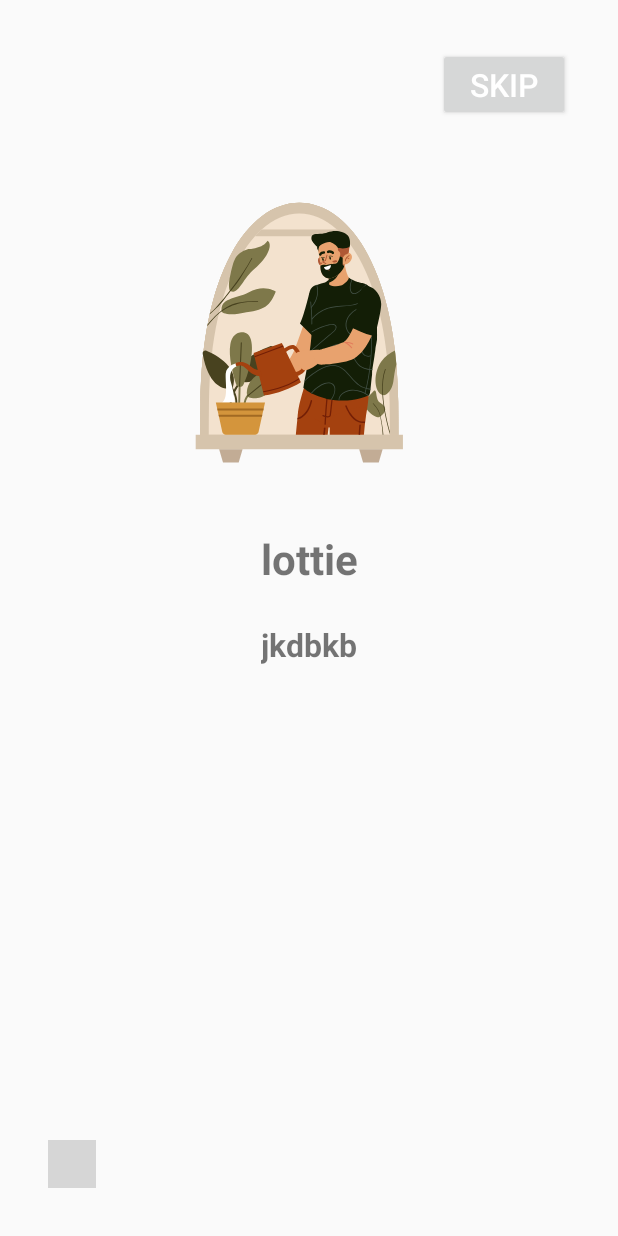
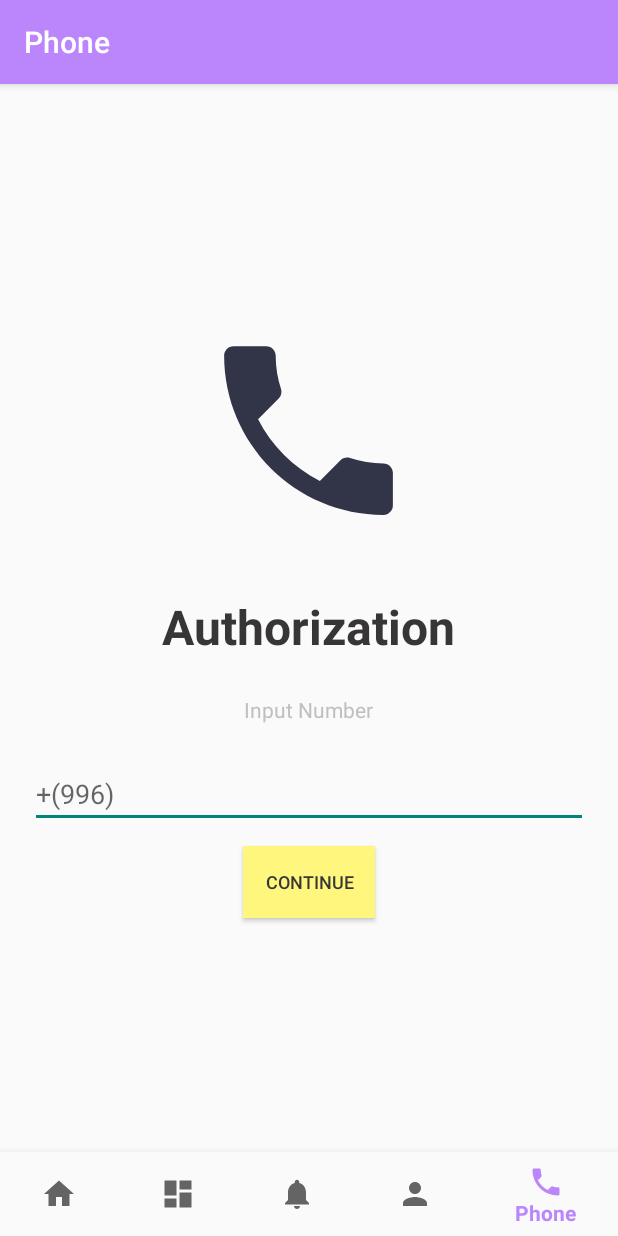
Before and after one commit to MilanaAnarbekova/NewsApp40, an Android app: the screen it shows after launch (MainActivity), on a phone screen of 412 x 824 dp. Run offline under Robolectric (Android 15) with nearby library versions, the phone set to English and light mode, and no system bars; our stand-ins replace Firebase (no records; nobody signed in at launch, a user with empty details on screens opened directly), Room's generated code, navigation-ui; plain views replace DotsIndicator; grey boxes are pictures that could not be loaded.

```diff
--- a/app/src/main/java/kg/geektech/newsapp40/MainActivity.java
+++ b/app/src/main/java/kg/geektech/newsapp40/MainActivity.java
@@ -19,6 +19,7 @@ import kg.geektech.newsapp40.databinding.ActivityMainBinding;
 public class MainActivity extends AppCompatActivity {
 
     private ActivityMainBinding binding;
+    private static Prefs prefs;
 
     @Override
     protected void onCreate(Bundle savedInstanceState) {
@@ -26,22 +27,23 @@ public class MainActivity extends AppCompatActivity {
 
         binding = ActivityMainBinding.inflate(getLayoutInflater());
         setContentView(binding.getRoot());
+        prefs= new Prefs(MainActivity.this);
 
         BottomNavigationView navView = findViewById(R.id.nav_view);
         // Passing each menu ID as a set of Ids because each
         // menu should be considered as top level destinations.
         AppBarConfiguration appBarConfiguration = new AppBarConfiguration.Builder(
-                R.id.navigation_home, R.id.navigation_dashboard, R.id.navigation_notifications)
+                R.id.navigation_home, R.id.navigation_dashboard, R.id.navigation_notifications,
+                R.id.phone_fragment)
                 .build();
         NavController navController = Navigation.findNavController(this, R.id.nav_host_fragment_activity_main);
         NavigationUI.setupActionBarWithNavController(this, navController, appBarConfiguration);
         NavigationUI.setupWithNavController(binding.navView, navController);
+        if( prefs.isBoardShow()){
+            navController.navigate(R.id.boardFragment);
+        }
 
-        navController.navigate(R.id.boardFragment);
-        navController.addOnDestinationChangedListener(new NavController.OnDestinationChangedListener() {
-            @Override
-            public void onDestinationChanged(@NonNull NavController controller, @NonNull NavDestination destination,
-                                             @Nullable Bundle arguments) {
+        navController.addOnDestinationChangedListener((controller, destination, arguments) -> {
             if(destination.getId() ==R.id.boardFragment){
                 navView.setVisibility(View.GONE);
                 getSupportActionBar().hide();
@@ -50,7 +52,6 @@ public class MainActivity extends AppCompatActivity {
                 getSupportActionBar().show();
             }
 
-            }
         });
     }
 
--- a/app/src/main/java/kg/geektech/newsapp40/Prefs.java
+++ b/app/src/main/java/kg/geektech/newsapp40/Prefs.java
@@ -12,7 +12,13 @@ public class Prefs {
         preferences = context.getSharedPreferences("settings", Context.MODE_PRIVATE);
 
     }
+    public void saveBoardState(){
+        preferences.edit().putBoolean("boardState", true).apply();
+    }
 
+    public boolean isBoardShow(){
+        return preferences.getBoolean("boardState",false);
+    }
     public  void saveNameState(String name){
         preferences.edit().putString("name",name).apply();
     }
--- /dev/null
+++ b/app/src/main/java/kg/geektech/newsapp40/phone/PhoneFragment.java
@@ -0,0 +1,169 @@
+package kg.geektech.newsapp40.phone;
+
+import android.os.Bundle;
+
+import androidx.annotation.NonNull;
+import androidx.annotation.Nullable;
+import androidx.fragment.app.Fragment;
+import androidx.lifecycle.ViewModelProvider;
+import androidx.navigation.NavController;
+import androidx.navigation.Navigation;
+
+import android.text.TextUtils;
+import android.util.Log;
+import android.view.LayoutInflater;
+import android.view.View;
+import android.view.ViewGroup;
+import android.widget.Toast;
+
+import com.google.android.gms.tasks.OnCompleteListener;
+import com.google.android.gms.tasks.Task;
+import com.google.firebase.FirebaseException;
+import com.google.firebase.FirebaseTooManyRequestsException;
+import com.google.firebase.auth.AuthResult;
+import com.google.firebase.auth.FirebaseAuth;
+import com.google.firebase.auth.FirebaseAuthInvalidCredentialsException;
+import com.google.firebase.auth.FirebaseUser;
+import com.google.firebase.auth.PhoneAuthCredential;
+import com.google.firebase.auth.PhoneAuthOptions;
+import com.google.firebase.auth.PhoneAuthProvider;
+import com.google.firebase.auth.PhoneAuthProvider.OnVerificationStateChangedCallbacks;
+
+import java.util.concurrent.Executor;
+import java.util.concurrent.TimeUnit;
+
+import kg.geektech.newsapp40.R;
+import kg.geektech.newsapp40.databinding.FragmentHomeBinding;
+import kg.geektech.newsapp40.databinding.FragmentPhoneBinding;
+import kg.geektech.newsapp40.ui.home.HomeViewModel;
+
+public class PhoneFragment extends Fragment {
+    private String mVerificationId;
+    private PhoneAuthProvider.ForceResendingToken mResendToken;
+    FirebaseAuth mAuth;
+    private FragmentPhoneBinding binding;
+    private PhoneAuthProvider.OnVerificationStateChangedCallbacks mCallbacks;
+
+    @Override
+    public View onCreateView(LayoutInflater inflater, ViewGroup container,
+                             Bundle savedInstanceState) {
+        binding = FragmentPhoneBinding.inflate(inflater, container, false);
+        return binding.getRoot();
+
+    }
+
+
+    @Override
+    public void onViewCreated(@NonNull View view, @Nullable Bundle savedInstanceState) {
+        super.onViewCreated(view, savedInstanceState);
+        init();
+        createCallBack();
+    }
+
+
+    private void init() {
+        mAuth = FirebaseAuth.getInstance();
+
+
+        binding.btnContinue.setOnClickListener(v -> {
+            String phone = binding.etNum.toString().trim();
+            if (TextUtils.isEmpty(phone)) {
+                binding.etNum.setError("Error Phone");
+            }else{
+                register(phone);
+                binding.btnContinue.setVisibility(View.INVISIBLE);
+                binding.etNum.setVisibility(View.INVISIBLE);
+                binding.etCode.setVisibility(View.VISIBLE);
+                binding.btnCode.setVisibility(View.VISIBLE);
+            }
+
+        });
+
+    }
+
+
+    private void register(String phoneNumber) {
+        PhoneAuthOptions options =
+                PhoneAuthOptions.newBuilder(mAuth)
+                        .setPhoneNumber(phoneNumber)       // Phone number to verify
+                        .setTimeout(60L, TimeUnit.SECONDS) // Timeout and unit
+                        .setActivity(requireActivity())                 // Activity (for callback binding)
+                        .setCallbacks(mCallbacks)          // OnVerificationStateChangedCallbacks
+                        .build();
+        PhoneAuthProvider.verifyPhoneNumber(options);
+
+    }
+
+    public void createCallBack(){
+        mCallbacks = new PhoneAuthProvider.OnVerificationStateChangedCallbacks() {
+
+            @Override
+            public void onVerificationCompleted(PhoneAuthCredential credential) {
+
+                Log.d("TAG", "onVerificationCompleted:" + credential);
+
+                signInWithPhoneAuthCredential(credential);
+            }
+
+            @Override
+            public void onVerificationFailed(FirebaseException e) {
+                e.printStackTrace();
+                Log.w("TAG", "onVerificationFailed", e);
+
+                if (e instanceof FirebaseAuthInvalidCredentialsException) {
+
+
+                } else if (e instanceof FirebaseTooManyRequestsException) {
+
+                }
+
+
+            }
+
+            @Override
+            public void onCodeSent(@NonNull String verificationId,
+                                   @NonNull PhoneAuthProvider.ForceResendingToken token) {
+                Log.d("TAG", "onCodeSent:" + verificationId);
+                binding.btnCode.setOnClickListener(new View.OnClickListener() {
+                    @Override
+                    public void onClick(View v) {
+                        initCode(verificationId);
+                    }
+                });
+            }
+        };
+    }
+
+    private void initCode(String verificationId) {
+        String code = binding.etCode.getText().toString();
+
+        if (TextUtils.isEmpty(code)) {
+            binding.etNum.setError("Error Code");
+        }
+        else {
+            PhoneAuthCredential credential = PhoneAuthProvider.getCredential(verificationId, code);
+            signInWithPhoneAuthCredential(credential);
+        }
+
+    }
+
+
+
+    private void signInWithPhoneAuthCredential(PhoneAuthCredential credential) {
+        mAuth.signInWithCredential(credential)
+                .addOnCompleteListener(requireActivity(), new OnCompleteListener<AuthResult>() {
+                    @Override
+                    public void onComplete(@NonNull Task<AuthResult> task) {
+                        if (task.isSuccessful()) {
+                          Navigation.findNavController(requireView()).navigate(R.id.boardFragment);
+                            FirebaseUser user = task.getResult().getUser();
+                        } else {
+                            binding.etCode.setError("error code");
+                            if (task.getException() instanceof FirebaseAuthInvalidCredentialsException) {
+                            }
+                        }
+                    }
+                });
+    }
+
+}
--- a/app/src/main/java/kg/geektech/newsapp40/ui/board/BoardFragment.java
+++ b/app/src/main/java/kg/geektech/newsapp40/ui/board/BoardFragment.java
@@ -17,7 +17,9 @@ import android.view.ViewGroup;
 import com.airbnb.lottie.LottieAnimationView;
 
 import java.util.ArrayList;
+import java.util.prefs.PreferenceChangeEvent;
 
+import kg.geektech.newsapp40.Prefs;
 import kg.geektech.newsapp40.R;
 import kg.geektech.newsapp40.databinding.FragmentBoardBinding;
 import kg.geektech.newsapp40.databinding.ItemBoardBinding;
@@ -27,7 +29,7 @@ public class BoardFragment extends Fragment {
     private FragmentBoardBinding binding;
     private ArrayList<ScreenItem> screenList = new ArrayList<>();
     private ScreenItem itemScreen;
-
+    private static Prefs prefs;
     @Override
     public void onCreate(Bundle savedInstanceState) {
         super.onCreate(savedInstanceState);
@@ -43,6 +45,7 @@ binding = FragmentBoardBinding.inflate(getLayoutInflater());
 
     @Override
     public void onViewCreated(@NonNull View view, @Nullable Bundle savedInstanceState) {
+        prefs = new Prefs(requireActivity());
         loadData();
         ViewPager2 viewPager = view.findViewById(R.id.view_pager);
 
@@ -67,6 +70,7 @@ binding = FragmentBoardBinding.inflate(getLayoutInflater());
         binding.skip.setOnClickListener(new View.OnClickListener() {
             @Override
             public void onClick(View v) {
+                prefs.saveBoardState();
                 navController.navigateUp();
             }
         });
--- /dev/null
+++ b/app/src/main/res/drawable/phone.xml
@@ -0,0 +1,5 @@
+<vector android:height="24dp" android:tint="#323548"
+    android:viewportHeight="24" android:viewportWidth="24"
+    android:width="24dp" xmlns:android="http://schemas.android.com/apk/res/android">
+    <path android:fillColor="@android:color/white" android:pathData="M6.62,10.79c1.44,2.83 3.76,5.14 6.59,6.59l2.2,-2.2c0.27,-0.27 0.67,-0.36 1.02,-0.24 1.12,0.37 2.33,0.57 3.57,0.57 0.55,0 1,0.45 1,1V20c0,0.55 -0.45,1 -1,1 -9.39,0 -17,-7.61 -17,-17 0,-0.55 0.45,-1 1,-1h3.5c0.55,0 1,0.45 1,1 0,1.25 0.2,2.45 0.57,3.57 0.11,0.35 0.03,0.74 -0.25,1.02l-2.2,2.2z"/>
+</vector>
--- a/app/src/main/res/layout/fragment_news.xml
+++ b/app/src/main/res/layout/fragment_news.xml
@@ -14,6 +14,12 @@
     android:inputType="textCapSentences"
     android:hint="Введите новость"
     />
+    <ProgressBar
+        android:id="@+id/progress_bar"
+        android:layout_width="40dp"
+        android:layout_height="40dp"
+        android:layout_gravity="center"
+        android:visibility="gone"/>
     <Button
         android:id="@+id/btn_save"
         android:layout_width="match_parent"
--- /dev/null
+++ b/app/src/main/res/layout/fragment_phone.xml
@@ -0,0 +1,71 @@
+<?xml version="1.0" encoding="utf-8"?>
+<LinearLayout xmlns:android="http://schemas.android.com/apk/res/android"
+    xmlns:app="http://schemas.android.com/apk/res-auto"
+    xmlns:tools="http://schemas.android.com/tools"
+    android:layout_width="match_parent"
+    android:layout_height="match_parent"
+    android:gravity="center"
+    android:orientation="vertical"
+    android:padding="20dp"
+    tools:context=".phone.PhoneFragment">
+
+    <ImageView
+        android:layout_width="150dp"
+        android:layout_height="150dp"
+        android:layout_marginBottom="34dp"
+        android:src="@drawable/phone" />
+
+    <TextView
+        android:id="@+id/tv_aut"
+        android:layout_width="wrap_content"
+        android:layout_height="wrap_content"
+        android:text="Authorization"
+        android:textColor="@color/dark_gray"
+        android:textSize="32dp"
+        android:textStyle="bold" />
+
+    <TextView
+        android:id="@+id/tv_input_num"
+        android:layout_width="wrap_content"
+        android:layout_height="wrap_content"
+        android:layout_marginTop="24dp"
+        android:text="@string/input_number"
+        android:textColor="@color/gray" />
+
+    <EditText
+        android:id="@+id/et_num"
+        android:layout_width="match_parent"
+        android:layout_height="wrap_content"
+        android:layout_marginTop="24dp"
+        android:hint="+(996)"
+        android:inputType="phone" />
+    <EditText
+        android:id="@+id/et_code"
+        android:layout_width="match_parent"
+        android:layout_height="wrap_content"
+        android:visibility="gone"
+        android:inputType="number"
+        android:hint="input code"/>
+
+<Button
+    android:id="@+id/btn_code"
+    android:layout_width="wrap_content"
+    android:layout_height="wrap_content"
+    android:hint="Verification"
+    android:textSize="12sp"
+    android:backgroundTint="@color/blue"
+    android:visibility="gone"/>
+
+
+    <Button
+        android:id="@+id/btn_continue"
+        android:layout_width="wrap_content"
+        android:layout_height="wrap_content"
+        android:layout_marginTop="12dp"
+        android:background="@color/yellow"
+        android:textSize="12sp"
+        android:text="continue"
+        android:textColor="@color/dark_gray" />
+
+
+</LinearLayout>
--- a/app/src/main/res/menu/bottom_nav_menu.xml
+++ b/app/src/main/res/menu/bottom_nav_menu.xml
@@ -19,5 +19,9 @@
         android:id="@+id/navigation_profile"
         android:icon="@drawable/ic_baseline_person_24"
         android:title="@string/fragment_person" />
+    <item
+        android:id="@+id/phone_fragment"
+        android:icon="@drawable/phone"
+        android:title="@string/fragment_phone" />
 
 </menu>
--- a/app/src/main/res/navigation/mobile_navigation.xml
+++ b/app/src/main/res/navigation/mobile_navigation.xml
@@ -3,7 +3,7 @@
     xmlns:app="http://schemas.android.com/apk/res-auto"
     xmlns:tools="http://schemas.android.com/tools"
     android:id="@+id/mobile_navigation"
-    app:startDestination="@+id/navigation_home">
+    app:startDestination="@+id/phone_fragment">
 
     <fragment
         android:id="@+id/navigation_home"
@@ -37,4 +37,14 @@
         android:name="kg.geektech.newsapp40.ui.board.BoardFragment"
         android:label="fragment_board"
         tools:layout="@layout/fragment_board" />
+
+    <fragment
+        android:id="@+id/phone_fragment"
+        android:name="kg.geektech.newsapp40.phone.PhoneFragment"
+        android:label="@string/fragment_phone"
+        tools:layout="@layout/fragment_phone" >
+
+
+    </fragment>
+
 </navigation>
--- a/app/src/main/res/values/colors.xml
+++ b/app/src/main/res/values/colors.xml
@@ -7,6 +7,8 @@
     <color name="teal_700">#FF018786</color>
     <color name="black">#FF000000</color>
     <color name="gray">#BFBFBF</color>
+    <color name="dark_gray">#373535</color>
     <color name="white">#FFFFFFFF</color>
     <color name="blue">#2196F3</color>
+    <color name="yellow">#FFF77D</color>
 </resources>
--- a/app/src/main/res/values/strings.xml
+++ b/app/src/main/res/values/strings.xml
@@ -4,6 +4,10 @@
     <string name="title_dashboard">Dashboard</string>
     <string name="title_notifications">Notifications</string>
     <string name="fragment_person">Person</string>
+    <string name="fragment_phone">Phone</string>
     <!-- TODO: Remove or change this placeholder text -->
     <string name="hello_blank_fragment">Hello blank fragment</string>
+    <string name="input_number">Input Number</string>
+    <string name="input_code">Input Code</string>
+    <string name="verification">verification</string>
 </resources>
--- a/build.gradle
+++ b/build.gradle
@@ -5,11 +5,9 @@ buildscript {
         mavenCentral()
     }
     dependencies {
+
         classpath "com.android.tools.build:gradle:7.0.3"
         classpath 'com.google.gms:google-services:4.3.3'
-
-        // NOTE: Do not place your application dependencies here; they belong
-        // in the individual module build.gradle files
 
     }
 }
```
Also changed, not shown: app/build.gradle (+9 -1 lines), app/src/main/java/kg/geektech/newsapp40/NewsFragment.java (+28 -2 lines), app/src/main/java/kg/geektech/newsapp40/person/PersonFragment.java (+7 -8 lines), app/src/main/res/drawable/message.png (added), 2 other files. Lines whose indentation alone changed are shown as unchanged.
